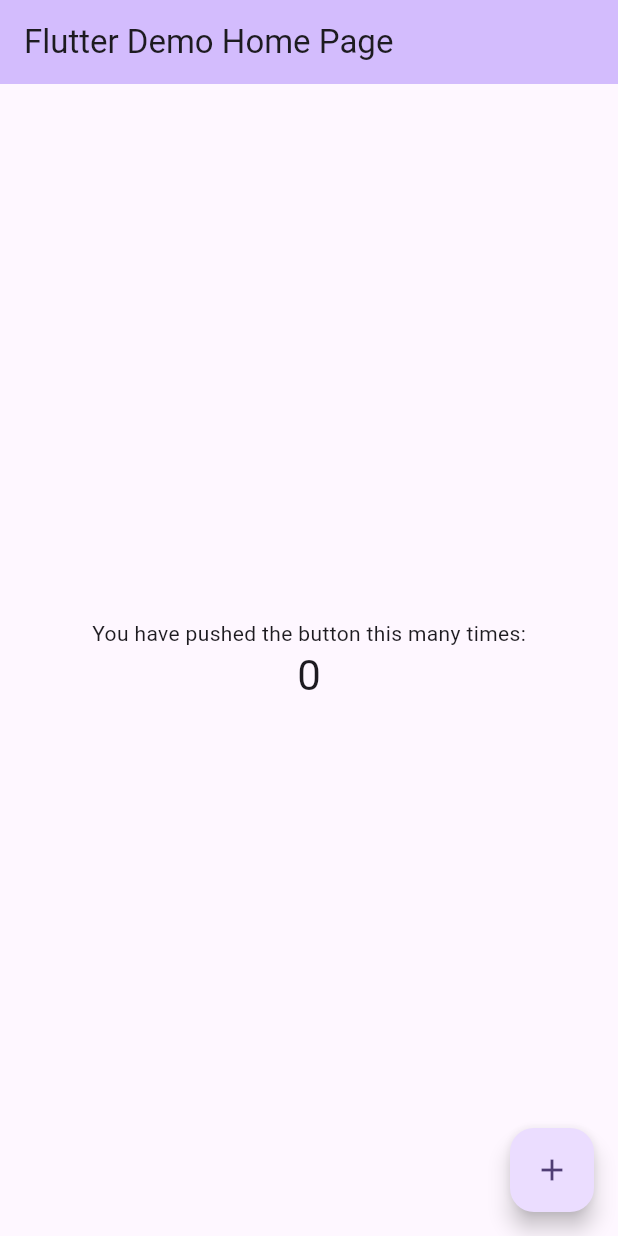
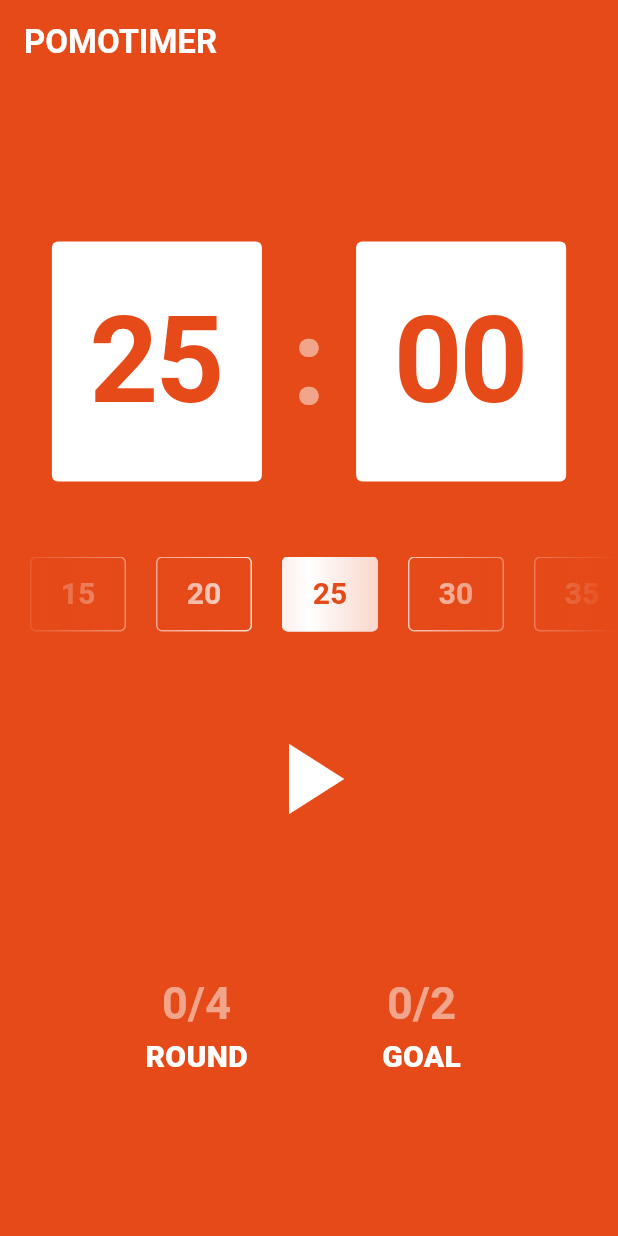
Before and after one commit to JeinJang/pomodoro_timer, a Flutter app: the screen it shows after launch, on a phone screen of 412 x 824 dp. Run offline on Flutter 3.47's test engine with Material 3 defaults, Android fonts, the phone set to English and light mode, and no system bars.

Commit message:
💄 timer ui

```diff
--- a/lib/main.dart
+++ b/lib/main.dart
@@ -1,3 +1,4 @@
+import 'dart:async';
 import 'package:flutter/material.dart';
 
 void main() {
@@ -7,47 +8,17 @@ void main() {
 class MyApp extends StatelessWidget {
   const MyApp({super.key});
 
-  // This widget is the root of your application.
   @override
   Widget build(BuildContext context) {
-    return MaterialApp(
-      title: 'Flutter Demo',
-      theme: ThemeData(
-        // This is the theme of your application.
-        //
-        // TRY THIS: Try running your application with "flutter run". You'll see
-        // the application has a purple toolbar. Then, without quitting the app,
-        // try changing the seedColor in the colorScheme below to Colors.green
-        // and then invoke "hot reload" (save your changes or press the "hot
-        // reload" button in a Flutter-supported IDE, or press "r" if you used
-        // the command line to start the app).
-        //
-        // Notice that the counter didn't reset back to zero; the application
-        // state is not lost during the reload. To reset the state, use hot
-        // restart instead.
-        //
-        // This works for code too, not just values: Most code changes can be
-        // tested with just a hot reload.
-        colorScheme: ColorScheme.fromSeed(seedColor: Colors.deepPurple),
-        useMaterial3: true,
-      ),
-      home: const MyHomePage(title: 'Flutter Demo Home Page'),
+    return const MaterialApp(
+      title: 'Pomotimer',
+      home: MyHomePage(title: 'POMOTIMER'),
     );
   }
 }
 
 class MyHomePage extends StatefulWidget {
   const MyHomePage({super.key, required this.title});
-
-  // This widget is the home page of your application. It is stateful, meaning
-  // that it has a State object (defined below) that contains fields that affect
-  // how it looks.
-
-  // This class is the configuration for the state. It holds the values (in this
-  // case the title) provided by the parent (in this case the App widget) and
-  // used by the build method of the State. Fields in a Widget subclass are
-  // always marked "final".
-
   final String title;
 
   @override
@@ -55,71 +26,298 @@ class MyHomePage extends StatefulWidget {
 }
 
 class _MyHomePageState extends State<MyHomePage> {
-  int _counter = 0;
+  final int _maxCycle = 2;
+  final int _maxRound = 4;
+  Timer _timer = Timer.periodic(const Duration(seconds: 1), (timer) {});
+  final List<int> _timerList = [15, 20, 25, 30, 35];
+  int _time = 25;
+  int _leftTime = 25 * 60;
+  bool _isRunning = false;
+  bool _isRoundOver = false;
+  int _roundCounter = 0;
+  int _cycleCounter = 0;
 
-  void _incrementCounter() {
-    setState(() {
-      // This call to setState tells the Flutter framework that something has
-      // changed in this State, which causes it to rerun the build method below
-      // so that the display can reflect the updated values. If we changed
-      // _counter without calling setState(), then the build method would not be
-      // called again, and so nothing would appear to happen.
-      _counter++;
+  void _play() {
+    _timer = Timer.periodic(const Duration(seconds: 1), (timer) {
+      if (_leftTime == 0) {
+        _incrementCycleCounter();
+      } else {
+        _leftTime--;
+      }
+      setState(() {});
     });
+  }
+
+  void _handleClickPausePlay() {
+    if (_isRunning) {
+      _timer.cancel();
+    } else {
+      _play();
+    }
+    _isRunning = !_isRunning;
+    setState(() {});
+  }
+
+  void _incrementCycleCounter() {
+    if (_cycleCounter + 1 == _maxCycle) {
+      _cycleCounter++;
+      _timer.cancel();
+      Future.delayed(const Duration(seconds: 1), () {
+        _cycleCounter = 0;
+        _roundCounter++;
+        if (_roundCounter == _maxRound) {
+          return;
+        } else {
+          _leftTime = 5 * 60;
+          _isRoundOver = true;
+          _timer = Timer.periodic(const Duration(seconds: 1), (timer) {
+            if (_leftTime == 0) {
+              _isRoundOver = false;
+              _timer.cancel();
+              _leftTime = _time * 60;
+              _play();
+            } else {
+              _leftTime--;
+            }
+            setState(() {});
+          });
+        }
+      });
+    } else {
+      _cycleCounter++;
+      _leftTime = _time * 60;
+    }
+    setState(() {});
+  }
+
+  @override
+  void dispose() {
+    _timer.cancel();
+    super.dispose();
   }
 
   @override
   Widget build(BuildContext context) {
-    // This method is rerun every time setState is called, for instance as done
-    // by the _incrementCounter method above.
-    //
-    // The Flutter framework has been optimized to make rerunning build methods
-    // fast, so that you can just rebuild anything that needs updating rather
-    // than having to individually change instances of widgets.
     return Scaffold(
+      backgroundColor: Colors.deepOrange[700],
       appBar: AppBar(
-        // TRY THIS: Try changing the color here to a specific color (to
-        // Colors.amber, perhaps?) and trigger a hot reload to see the AppBar
-        // change color while the other colors stay the same.
-        backgroundColor: Theme.of(context).colorScheme.inversePrimary,
-        // Here we take the value from the MyHomePage object that was created by
-        // the App.build method, and use it to set our appbar title.
-        title: Text(widget.title),
+        centerTitle: false,
+        title: Text(
+          widget.title,
+          style: const TextStyle(
+            color: Colors.white,
+            fontWeight: FontWeight.w600,
+          ),
+        ),
+        backgroundColor: Colors.deepOrange[700],
       ),
-      body: Center(
-        // Center is a layout widget. It takes a single child and positions it
-        // in the middle of the parent.
-        child: Column(
-          // Column is also a layout widget. It takes a list of children and
-          // arranges them vertically. By default, it sizes itself to fit its
-          // children horizontally, and tries to be as tall as its parent.
-          //
-          // Column has various properties to control how it sizes itself and
-          // how it positions its children. Here we use mainAxisAlignment to
-          // center the children vertically; the main axis here is the vertical
-          // axis because Columns are vertical (the cross axis would be
-          // horizontal).
-          //
-          // TRY THIS: Invoke "debug painting" (choose the "Toggle Debug Paint"
-          // action in the IDE, or press "p" in the console), to see the
-          // wireframe for each widget.
-          mainAxisAlignment: MainAxisAlignment.center,
-          children: <Widget>[
-            const Text(
-              'You have pushed the button this many times:',
+      body: Column(
+        mainAxisAlignment: MainAxisAlignment.center,
+        children: [
+          Row(
+            mainAxisAlignment: MainAxisAlignment.center,
+            children: [
+              Container(
+                width: 140,
+                height: 160,
+                decoration: BoxDecoration(
+                  color: Colors.white,
+                  borderRadius: BorderRadius.circular(4),
+                ),
+                child: Center(
+                  child: Text(
+                    '${_leftTime ~/ 60}'.padLeft(2, '0'),
+                    style: TextStyle(
+                      color: Colors.deepOrange[700],
+                      fontSize: 80,
+                      fontWeight: FontWeight.w700,
+                      letterSpacing: -2,
+                      height: 1,
+                    ),
+                  ),
+                ),
+              ),
+              const SizedBox(
+                width: 20,
+              ),
+              Text(
+                ':',
+                style: TextStyle(
+                  color: Colors.white.withOpacity(0.5),
+                  fontSize: 80,
+                  fontWeight: FontWeight.w600,
+                ),
+              ),
+              const SizedBox(
+                width: 20,
+              ),
+              Container(
+                width: 140,
+                height: 160,
+                decoration: BoxDecoration(
+                  color: Colors.white,
+                  borderRadius: BorderRadius.circular(4),
+                ),
+                child: Center(
+                  child: Text(
+                    '${_leftTime % 60}'.padLeft(2, '0'),
+                    style: TextStyle(
+                      color: Colors.deepOrange[700],
+                      fontSize: 80,
+                      fontWeight: FontWeight.w700,
+                      letterSpacing: -2,
+                      height: 1,
+                    ),
+                  ),
+                ),
+              ),
+            ],
+          ),
+          const SizedBox(
+            height: 50,
+          ),
+          ShaderMask(
+            shaderCallback: (rect) {
+              return const LinearGradient(
+                begin: Alignment.centerLeft,
+                end: Alignment.centerRight,
+                colors: [Colors.transparent, Colors.white, Colors.transparent],
+              ).createShader(rect);
+            },
+            blendMode: BlendMode.dstIn,
+            child: SizedBox(
+              height: 50,
+              child: ListView.separated(
+                padding: const EdgeInsets.symmetric(horizontal: 20),
+                scrollDirection: Axis.horizontal,
+                itemBuilder: (context, index) => TextButton(
+                  onPressed: () => {
+                    setState(() {
+                      _isRunning = false;
+                      _timer.cancel();
+                      _roundCounter = 0;
+                      _cycleCounter = 0;
+                      _time = _timerList[index];
+                      _leftTime = _timerList[index] * 60;
+                    })
+                  },
+                  style: ButtonStyle(
+                    backgroundColor: _time == _timerList[index]
+                        ? MaterialStateProperty.all(Colors.white)
+                        : MaterialStateProperty.all(Colors.deepOrange[700]),
+                    splashFactory: NoSplash.splashFactory,
+                    shape: MaterialStateProperty.all(
+                      RoundedRectangleBorder(
+                        borderRadius: BorderRadius.circular(4),
+                        side: const BorderSide(
+                          color: Colors.white,
+                        ),
+                      ),
+                    ),
+                  ),
+                  child: Text(
+                    '${_timerList[index]}',
+                    style: TextStyle(
+                      color: _time == _timerList[index]
+                          ? Colors.deepOrange[700]
+                          : Colors.white,
+                      fontSize: 20,
+                      fontWeight: FontWeight.bold,
+                    ),
+                  ),
+                ),
+                separatorBuilder: (context, index) => const SizedBox(width: 20),
+                itemCount: _timerList.length,
+              ),
             ),
-            Text(
-              '$_counter',
-              style: Theme.of(context).textTheme.headlineMedium,
-            ),
-          ],
-        ),
+          ),
+          const SizedBox(
+            height: 50,
+          ),
+          ..._isRoundOver
+              ? [
+                  const Text(
+                    'REST',
+                    style: TextStyle(
+                      color: Colors.white,
+                      fontSize: 30,
+                      fontWeight: FontWeight.w600,
+                      height: 8 / 3,
+                    ),
+                  ),
+                ]
+              : [
+                  IconButton(
+                    onPressed: _handleClickPausePlay,
+                    color: Colors.black54,
+                    icon: Icon(
+                      _isRunning ? Icons.pause : Icons.play_arrow,
+                      size: 80,
+                      color: Colors.white,
+                    ),
+                  ),
+                ],
+          const SizedBox(
+            height: 80,
+          ),
+          Row(
+            mainAxisAlignment: MainAxisAlignment.center,
+            children: [
+              SizedBox(
+                width: 100,
+                child: Column(
+                  mainAxisAlignment: MainAxisAlignment.center,
+                  children: [
+                    Text(
+                      '$_roundCounter/$_maxRound',
+                      style: TextStyle(
+                        color: Colors.white.withOpacity(0.5),
+                        fontWeight: FontWeight.w600,
+                        fontSize: 30,
+                      ),
+                    ),
+                    const Text(
+                      'ROUND',
+                      style: TextStyle(
+                        color: Colors.white,
+                        fontWeight: FontWeight.w900,
+                        fontSize: 20,
+                      ),
+                    ),
+                  ],
+                ),
+              ),
+              const SizedBox(
+                width: 50,
+              ),
+              SizedBox(
+                width: 100,
+                child: Column(
+                  mainAxisAlignment: MainAxisAlignment.center,
+                  children: [
+                    Text(
+                      '$_cycleCounter/$_maxCycle',
+                      style: TextStyle(
+                        color: Colors.white.withOpacity(0.5),
+                        fontWeight: FontWeight.w600,
+                        fontSize: 30,
+                      ),
+                    ),
+                    const Text(
+                      'GOAL',
+                      style: TextStyle(
+                        color: Colors.white,
+                        fontWeight: FontWeight.w900,
+                        fontSize: 20,
+                      ),
+                    ),
+                  ],
+                ),
+              ),
+            ],
+          ),
+        ],
       ),
-      floatingActionButton: FloatingActionButton(
-        onPressed: _incrementCounter,
-        tooltip: 'Increment',
-        child: const Icon(Icons.add),
-      ), // This trailing comma makes auto-formatting nicer for build methods.
     );
   }
 }
```
